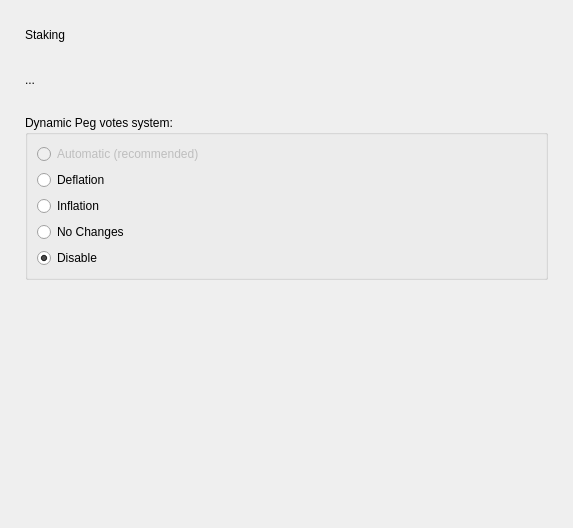
Before: the Qt Designer form src/qt/forms/stakingpage.ui in bitbaymarket/bitbay-core, drawn with Qt 5.
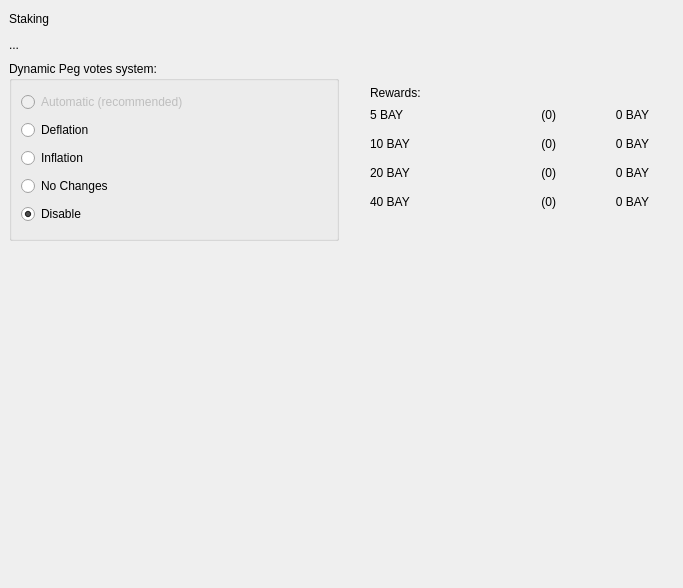
After: the same form once the commit is applied.

Commit message: Overview of rewards on 'stake' page

What changed in the file:
```diff
--- a/src/qt/forms/stakingpage.ui
+++ b/src/qt/forms/stakingpage.ui
@@ -6,8 +6,8 @@
    <rect>
     <x>0</x>
     <y>0</y>
-    <width>573</width>
-    <height>528</height>
+    <width>683</width>
+    <height>588</height>
    </rect>
   </property>
   <property name="windowTitle">
@@ -30,7 +30,7 @@
     <number>0</number>
    </property>
    <item>
-    <layout class="QHBoxLayout" name="horizontalLayout" stretch="1">
+    <layout class="QHBoxLayout" name="horizontalLayout" stretch="0">
      <property name="spacing">
       <number>0</number>
      </property>
@@ -38,23 +38,14 @@
       <layout class="QVBoxLayout" name="verticalLayout_2">
        <item>
         <widget class="QWidget" name="widget" native="true">
-         <layout class="QVBoxLayout" name="verticalLayout_4">
-          <property name="spacing">
-           <number>25</number>
-          </property>
-          <property name="leftMargin">
-           <number>25</number>
-          </property>
-          <property name="topMargin">
-           <number>25</number>
-          </property>
-          <property name="rightMargin">
-           <number>25</number>
-          </property>
-          <property name="bottomMargin">
-           <number>25</number>
-          </property>
-          <item>
+         <property name="minimumSize">
+          <size>
+           <width>0</width>
+           <height>200</height>
+          </size>
+         </property>
+         <layout class="QGridLayout" name="gridLayout_4">
+          <item row="0" column="0">
            <layout class="QHBoxLayout" name="horizontalLayout_4">
             <item>
              <widget class="QLabel" name="labelTitle">
@@ -81,31 +72,7 @@
             </item>
            </layout>
           </item>
-          <item>
-           <layout class="QGridLayout" name="gridLayout">
-            <item row="0" column="0">
-             <widget class="QLabel" name="labelText">
-              <property name="text">
-               <string>...</string>
-              </property>
-             </widget>
-            </item>
-            <item row="0" column="1">
-             <spacer name="horizontalSpacer">
-              <property name="orientation">
-               <enum>Qt::Horizontal</enum>
-              </property>
-              <property name="sizeHint" stdset="0">
-               <size>
-                <width>40</width>
-                <height>20</height>
-               </size>
-              </property>
-             </spacer>
-            </item>
-           </layout>
-          </item>
-          <item>
+          <item row="2" column="0">
            <widget class="QGroupBox" name="groupBox">
             <property name="title">
              <string>Dynamic Peg votes system:</string>
@@ -155,6 +122,240 @@
             </layout>
            </widget>
           </item>
+          <item row="2" column="1">
+           <layout class="QGridLayout" name="gridLayout_3">
+            <property name="leftMargin">
+             <number>25</number>
+            </property>
+            <property name="topMargin">
+             <number>25</number>
+            </property>
+            <property name="rightMargin">
+             <number>25</number>
+            </property>
+            <property name="bottomMargin">
+             <number>25</number>
+            </property>
+            <property name="horizontalSpacing">
+             <number>0</number>
+            </property>
+            <property name="verticalSpacing">
+             <number>1</number>
+            </property>
+            <item row="2" column="0">
+             <widget class="QLabel" name="label10Text">
+              <property name="minimumSize">
+               <size>
+                <width>0</width>
+                <height>28</height>
+               </size>
+              </property>
+              <property name="text">
+               <string>10 BAY</string>
+              </property>
+             </widget>
+            </item>
+            <item row="1" column="2">
+             <widget class="QLabel" name="label5Amount">
+              <property name="cursor">
+               <cursorShape>IBeamCursor</cursorShape>
+              </property>
+              <property name="toolTip">
+               <string>Your current spendable balance</string>
+              </property>
+              <property name="text">
+               <string notr="true">0 BAY</string>
+              </property>
+              <property name="alignment">
+               <set>Qt::AlignRight|Qt::AlignTrailing|Qt::AlignVCenter</set>
+              </property>
+              <property name="textInteractionFlags">
+               <set>Qt::LinksAccessibleByMouse|Qt::TextSelectableByKeyboard|Qt::TextSelectableByMouse</set>
+              </property>
+             </widget>
+            </item>
+            <item row="4" column="0">
+             <widget class="QLabel" name="label40Text">
+              <property name="minimumSize">
+               <size>
+                <width>0</width>
+                <height>28</height>
+               </size>
+              </property>
+              <property name="text">
+               <string>40 BAY</string>
+              </property>
+             </widget>
+            </item>
+            <item row="4" column="2">
+             <widget class="QLabel" name="label40Amount">
+              <property name="cursor">
+               <cursorShape>IBeamCursor</cursorShape>
+              </property>
+              <property name="toolTip">
+               <string>Total of coins that was staked, and do not yet count toward the current balance</string>
+              </property>
+              <property name="text">
+               <string notr="true">0 BAY</string>
+              </property>
+              <property name="alignment">
+               <set>Qt::AlignRight|Qt::AlignTrailing|Qt::AlignVCenter</set>
+              </property>
+              <property name="textInteractionFlags">
+               <set>Qt::LinksAccessibleByMouse|Qt::TextSelectableByKeyboard|Qt::TextSelectableByMouse</set>
+              </property>
+             </widget>
+            </item>
+            <item row="2" column="2">
+             <widget class="QLabel" name="label10Amount">
+              <property name="cursor">
+               <cursorShape>IBeamCursor</cursorShape>
+              </property>
+              <property name="toolTip">
+               <string>Your current reserve balance</string>
+              </property>
+              <property name="text">
+               <string>0 BAY</string>
+              </property>
+              <property name="alignment">
+               <set>Qt::AlignRight|Qt::AlignTrailing|Qt::AlignVCenter</set>
+              </property>
+              <property name="textInteractionFlags">
+               <set>Qt::LinksAccessibleByMouse|Qt::TextSelectableByKeyboard|Qt::TextSelectableByMouse</set>
+              </property>
+             </widget>
+            </item>
+            <item row="3" column="0">
+             <widget class="QLabel" name="label20Text">
+              <property name="minimumSize">
+               <size>
+                <width>0</width>
+                <height>28</height>
+               </size>
+              </property>
+              <property name="text">
+               <string>20 BAY</string>
+              </property>
+             </widget>
+            </item>
+            <item row="3" column="2">
+             <widget class="QLabel" name="label20Amount">
+              <property name="cursor">
+               <cursorShape>IBeamCursor</cursorShape>
+              </property>
+              <property name="toolTip">
+               <string>Your current frozen balance</string>
+              </property>
+              <property name="text">
+               <string>0 BAY</string>
+              </property>
+              <property name="alignment">
+               <set>Qt::AlignRight|Qt::AlignTrailing|Qt::AlignVCenter</set>
+              </property>
+              <property name="textInteractionFlags">
+               <set>Qt::LinksAccessibleByMouse|Qt::TextSelectableByKeyboard|Qt::TextSelectableByMouse</set>
+              </property>
+             </widget>
+            </item>
+            <item row="1" column="1">
+             <widget class="QLabel" name="label5Count">
+              <property name="text">
+               <string>(0)</string>
+              </property>
+              <property name="alignment">
+               <set>Qt::AlignRight|Qt::AlignTrailing|Qt::AlignVCenter</set>
+              </property>
+             </widget>
+            </item>
+            <item row="1" column="0">
+             <widget class="QLabel" name="label5Text">
+              <property name="minimumSize">
+               <size>
+                <width>0</width>
+                <height>28</height>
+               </size>
+              </property>
+              <property name="text">
+               <string>5 BAY</string>
+              </property>
+             </widget>
+            </item>
+            <item row="2" column="1">
+             <widget class="QLabel" name="label10Count">
+              <property name="text">
+               <string>(0)</string>
+              </property>
+              <property name="alignment">
+               <set>Qt::AlignRight|Qt::AlignTrailing|Qt::AlignVCenter</set>
+              </property>
+             </widget>
+            </item>
+            <item row="3" column="1">
+             <widget class="QLabel" name="label20Count">
+              <property name="text">
+               <string>(0)</string>
+              </property>
+              <property name="alignment">
+               <set>Qt::AlignRight|Qt::AlignTrailing|Qt::AlignVCenter</set>
+              </property>
+             </widget>
+            </item>
+            <item row="4" column="1">
+             <widget class="QLabel" name="label40Count">
+              <property name="text">
+               <string>(0)</string>
+              </property>
+              <property name="alignment">
+               <set>Qt::AlignRight|Qt::AlignTrailing|Qt::AlignVCenter</set>
+              </property>
+             </widget>
+            </item>
+            <item row="0" column="0" colspan="3">
+             <widget class="QLabel" name="labelRewards">
+              <property name="text">
+               <string>Rewards:</string>
+              </property>
+             </widget>
+            </item>
+           </layout>
+          </item>
+          <item row="0" column="1">
+           <spacer name="horizontalSpacer_4">
+            <property name="orientation">
+             <enum>Qt::Horizontal</enum>
+            </property>
+            <property name="sizeHint" stdset="0">
+             <size>
+              <width>40</width>
+              <height>20</height>
+             </size>
+            </property>
+           </spacer>
+          </item>
+          <item row="1" column="0" colspan="2">
+           <layout class="QGridLayout" name="gridLayout">
+            <item row="0" column="0">
+             <widget class="QLabel" name="labelText">
+              <property name="text">
+               <string>...</string>
+              </property>
+             </widget>
+            </item>
+            <item row="0" column="1">
+             <spacer name="horizontalSpacer">
+              <property name="orientation">
+               <enum>Qt::Horizontal</enum>
+              </property>
+              <property name="sizeHint" stdset="0">
+               <size>
+                <width>40</width>
+                <height>20</height>
+               </size>
+              </property>
+             </spacer>
+            </item>
+           </layout>
+          </item>
          </layout>
         </widget>
        </item>
```
Left out of the diff: 34 changed lines with no effect on the pictures. The commit also changes 8 other files.
